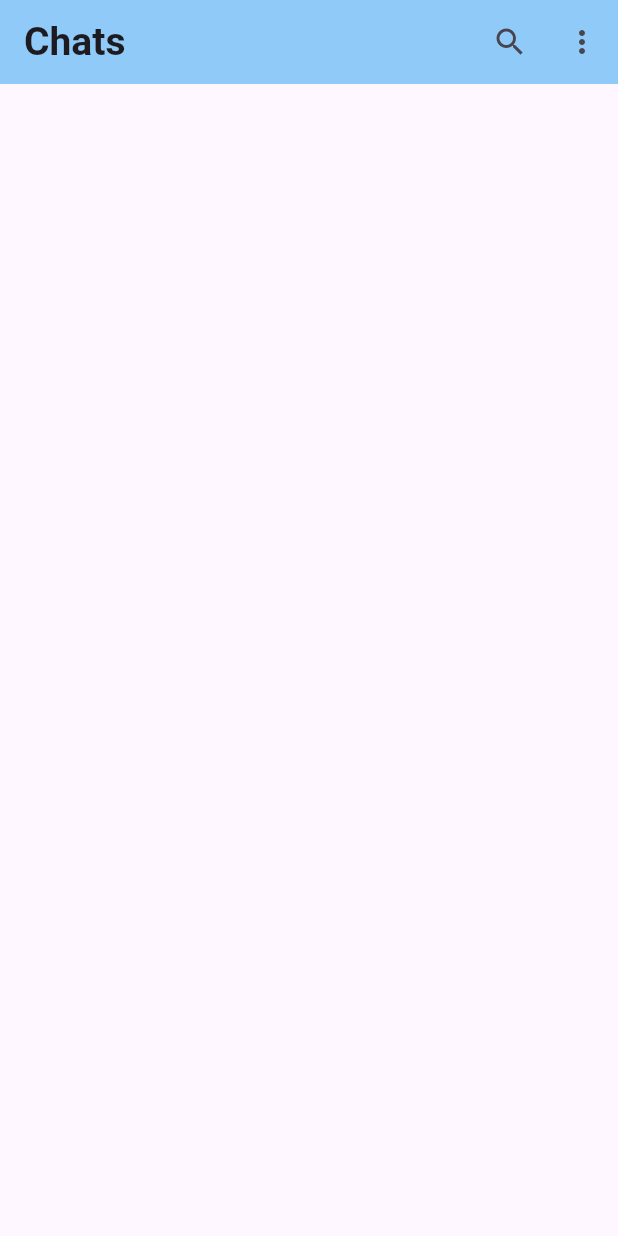
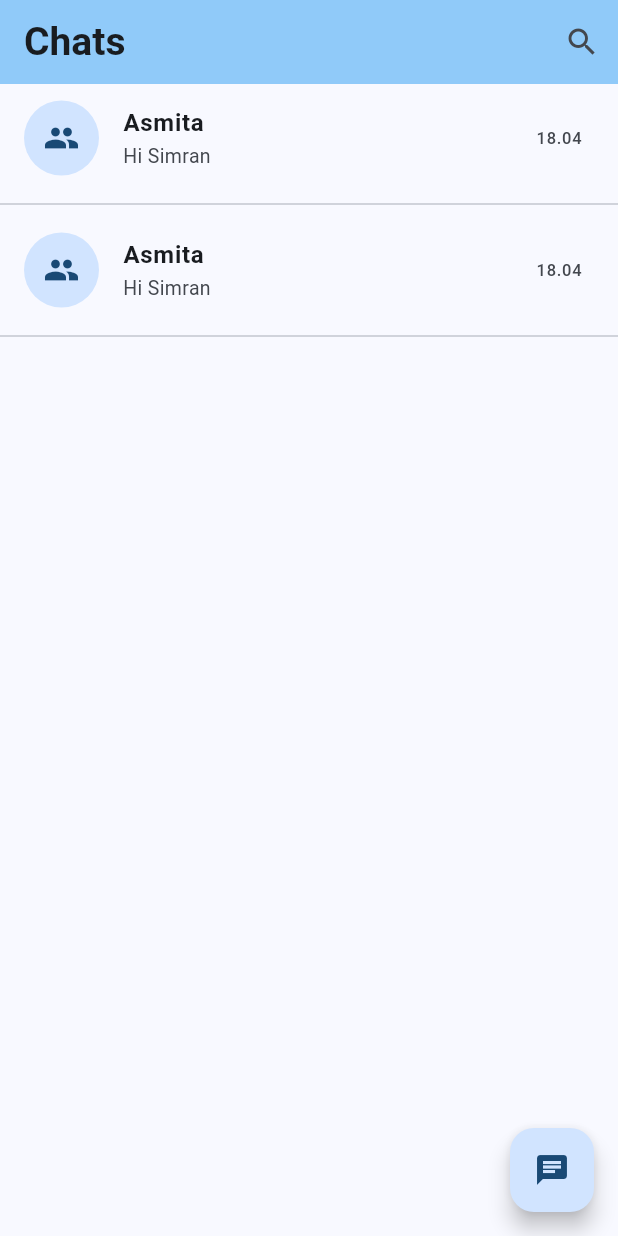
Before and after one commit to simrant27/chat, a Flutter app: the screen it shows after launch, on a phone screen of 412 x 824 dp. Run offline on Flutter 3.47's test engine with Material 3 defaults, Android fonts, the phone set to English and light mode, and no system bars.

Commit message:
custom card widget added

```diff
--- /dev/null
+++ b/frontend/chat/lib/CustomUi/custom_card.dart
@@ -0,0 +1,30 @@
+import 'package:flutter/material.dart';
+
+class CustomCard extends StatelessWidget {
+  const CustomCard({super.key});
+
+  @override
+  Widget build(BuildContext context) {
+    return Column(
+      children: [
+        ListTile(
+          leading: CircleAvatar(
+            child: Icon(Icons.group),
+            radius: 25,
+          ),
+          title: Text(
+            "Asmita",
+            style: TextStyle(fontSize: 16, fontWeight: FontWeight.bold),
+          ),
+          subtitle: Text(
+            "Hi Simran",
+            style: TextStyle(fontSize: 13),
+            overflow: TextOverflow.ellipsis,
+          ),
+          trailing: Text("18.04"),
+        ),
+        Divider()
+      ],
+    );
+  }
+}
--- /dev/null
+++ b/frontend/chat/lib/Pages/chat_page.dart
@@ -0,0 +1,27 @@
+import 'package:chat/CustomUi/custom_card.dart';
+import 'package:flutter/material.dart';
+
+class ChatPage extends StatefulWidget {
+  const ChatPage({super.key});
+
+  @override
+  State<ChatPage> createState() => _ChatPageState();
+}
+
+class _ChatPageState extends State<ChatPage> {
+  @override
+  Widget build(BuildContext context) {
+    return Scaffold(
+      floatingActionButton: FloatingActionButton(
+        onPressed: () {},
+        child: Icon(Icons.chat),
+      ),
+      body: ListView(
+        children: [
+          CustomCard(),
+          CustomCard(),
+        ],
+      ),
+    );
+  }
+}
--- a/frontend/chat/lib/Screens/homescreen.dart
+++ b/frontend/chat/lib/Screens/homescreen.dart
@@ -1,3 +1,4 @@
+import 'package:chat/Pages/chat_page.dart';
 import 'package:flutter/material.dart';
 
 class HomeScreen extends StatefulWidget {
@@ -19,12 +20,8 @@ class _HomeScreenState extends State<HomeScreen> {
           ),
           actions: [
             IconButton(onPressed: () {}, icon: Icon(Icons.search)),
-          IconButton(onPressed: () {}, icon: Icon(Icons.more_vert))
           ],
         ),
-      body: SafeArea(
-        child: Container(),
-      ),
-    );
+        body: ChatPage());
   }
 }
--- a/frontend/chat/lib/main.dart
+++ b/frontend/chat/lib/main.dart
@@ -14,7 +14,7 @@ class MyApp extends StatelessWidget {
     return MaterialApp(
       title: "Chat",
       theme: ThemeData(
-        primarySwatch: Colors.blue,
+        colorScheme: ColorScheme.fromSeed(seedColor: Colors.blue),
       ),
       home: HomeScreen(),
       debugShowCheckedModeBanner: false,
```
Lines whose indentation alone changed are shown as unchanged.
